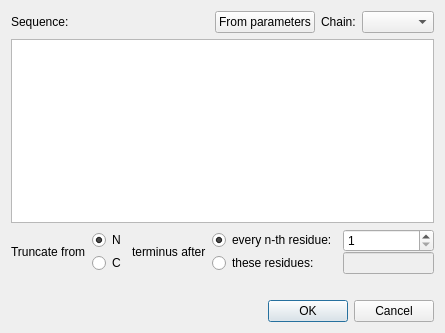
Old version of the form mofi/createtruncation_ui.ui in the repository cdl-biosimilars/mofi.
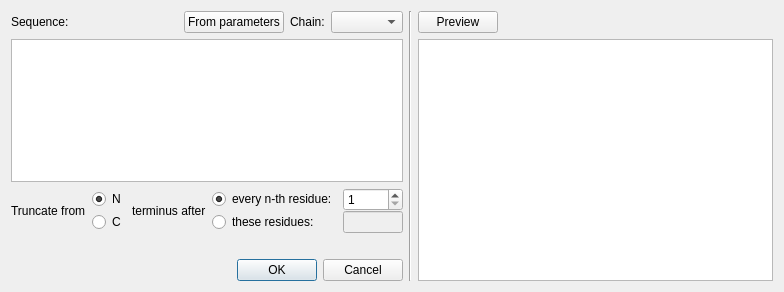
New version of the form.

Commit message: add preview to create truncation dialog

What changed in the file:
```diff
--- a/mofi/createtruncation_ui.ui
+++ b/mofi/createtruncation_ui.ui
@@ -6,14 +6,19 @@
    <rect>
     <x>0</x>
     <y>0</y>
-    <width>445</width>
-    <height>333</height>
+    <width>784</width>
+    <height>292</height>
    </rect>
   </property>
   <property name="windowTitle">
    <string>Truncation</string>
   </property>
+  <layout class="QHBoxLayout" name="horizontalLayout_3">
+   <item>
   <layout class="QVBoxLayout" name="verticalLayout">
+     <property name="sizeConstraint">
+      <enum>QLayout::SetFixedSize</enum>
+     </property>
    <item>
     <layout class="QHBoxLayout" name="horizontalLayout">
      <item>
@@ -118,6 +123,18 @@
        <property name="enabled">
         <bool>false</bool>
        </property>
+         <property name="sizePolicy">
+          <sizepolicy hsizetype="Fixed" vsizetype="Fixed">
+           <horstretch>0</horstretch>
+           <verstretch>0</verstretch>
+          </sizepolicy>
+         </property>
+         <property name="maximumSize">
+          <size>
+           <width>60</width>
+           <height>16777215</height>
+          </size>
+         </property>
       </widget>
      </item>
      <item row="0" column="0" rowspan="2">
@@ -171,6 +188,50 @@
       <set>QDialogButtonBox::Cancel|QDialogButtonBox::Ok</set>
      </property>
     </widget>
+     </item>
+    </layout>
+   </item>
+   <item>
+    <widget class="Line" name="line">
+     <property name="orientation">
+      <enum>Qt::Vertical</enum>
+     </property>
+    </widget>
+   </item>
+   <item>
+    <layout class="QVBoxLayout" name="verticalLayout_2">
+     <item>
+      <layout class="QHBoxLayout" name="horizontalLayout_2">
+       <item>
+        <widget class="QPushButton" name="btPreview">
+         <property name="text">
+          <string>Preview</string>
+         </property>
+        </widget>
+       </item>
+       <item>
+        <spacer name="horizontalSpacer_2">
+         <property name="orientation">
+          <enum>Qt::Horizontal</enum>
+         </property>
+         <property name="sizeHint" stdset="0">
+          <size>
+           <width>40</width>
+           <height>20</height>
+          </size>
+         </property>
+        </spacer>
+       </item>
+      </layout>
+     </item>
+     <item>
+      <widget class="QTextEdit" name="tePreview">
+       <property name="textInteractionFlags">
+        <set>Qt::NoTextInteraction</set>
+       </property>
+      </widget>
+     </item>
+    </layout>
    </item>
   </layout>
  </widget>
```
Lines whose indentation alone changed are shown as unchanged. The commit also changes 2 other files.
